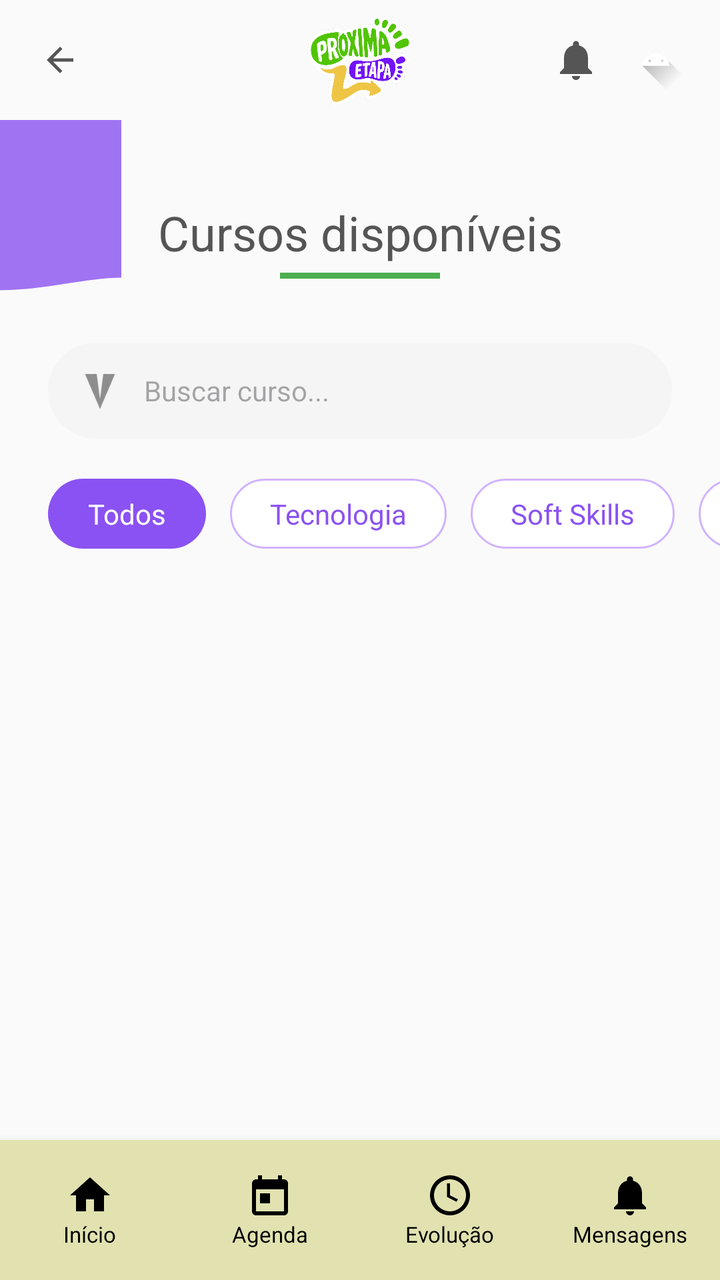
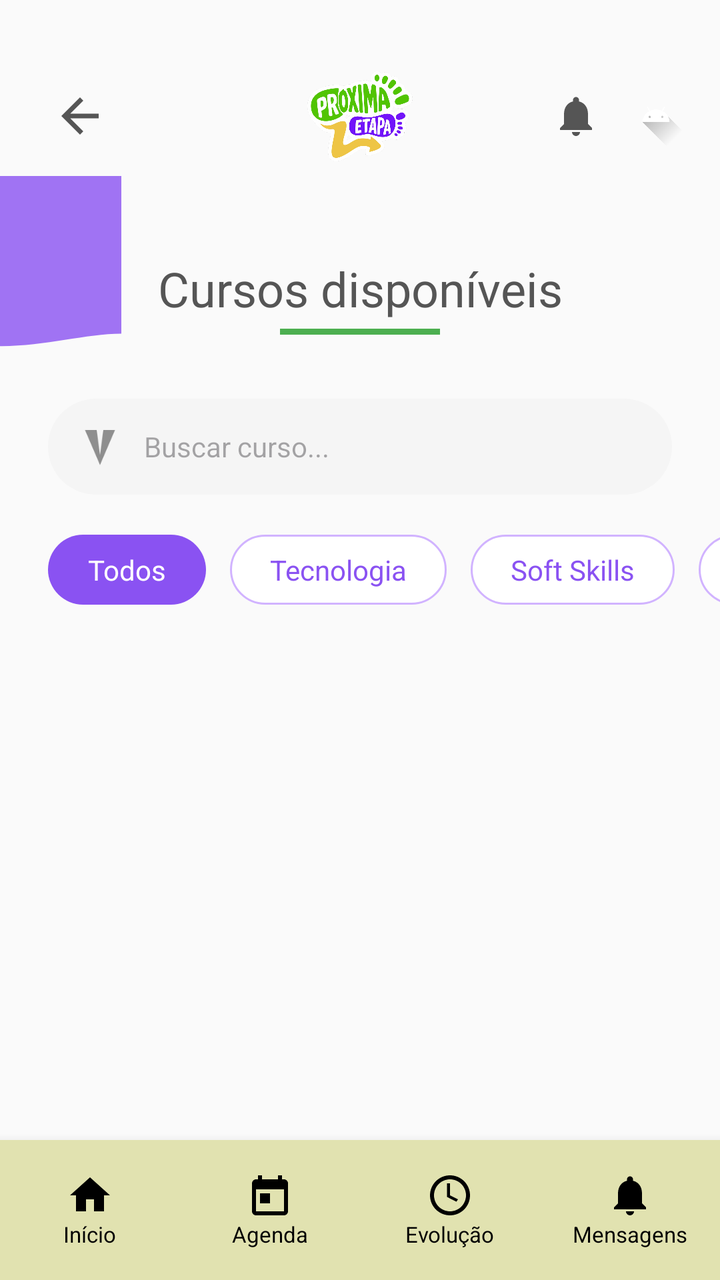

Before-and-after screenshots of an Android layout around one commit, followed by the original layout XML and the change that was made.
<!-- AndroidManifest.xml: application theme Theme.NextStepApp -->
<!-- res/layout/activity_cursos.xml -->
<?xml version="1.0" encoding="utf-8"?>
<androidx.constraintlayout.widget.ConstraintLayout xmlns:android="http://schemas.android.com/apk/res/android"
    xmlns:app="http://schemas.android.com/apk/res-auto"
    xmlns:tools="http://schemas.android.com/tools"
    android:layout_width="match_parent"
    android:layout_height="match_parent"
    android:background="#FAFAFA"
    tools:context=".ui.CursosActivity">

    
    <androidx.constraintlayout.widget.ConstraintLayout
        android:id="@+id/topBar"
        android:layout_width="match_parent"
        android:layout_height="60dp"
        android:paddingHorizontal="16dp"
        app:layout_constraintTop_toTopOf="parent">

        <ImageView
            android:id="@+id/btnBack"
            android:layout_width="28dp"
            android:layout_height="28dp"
            android:padding="4dp"
            android:src="@drawable/ic_back"
            app:layout_constraintBottom_toBottomOf="parent"
            app:layout_constraintStart_toStartOf="parent"
            app:layout_constraintTop_toTopOf="parent"
            app:tint="#555555" />

        <ImageView
            android:id="@+id/logoDetails"
            android:layout_width="110dp"
            android:layout_height="45dp"
            android:src="@drawable/logoproximaetapa"
            app:layout_constraintBottom_toBottomOf="parent"
            app:layout_constraintEnd_toEndOf="parent"
            app:layout_constraintStart_toStartOf="parent"
            app:layout_constraintTop_toTopOf="parent" />

        <ImageView
            android:id="@+id/btnNotification"
            android:layout_width="24dp"
            android:layout_height="24dp"
            android:layout_marginEnd="12dp"
            android:src="@drawable/ic_notifications"
            app:layout_constraintBottom_toBottomOf="parent"
            app:layout_constraintEnd_toStartOf="@id/btnProfile"
            app:layout_constraintTop_toTopOf="parent"
            app:tint="#555555" />

        <ImageView
            android:id="@+id/btnProfile"
            android:layout_width="32dp"
            android:layout_height="32dp"
            android:src="@drawable/ic_launcher_foreground"
            app:layout_constraintBottom_toBottomOf="parent"
            app:layout_constraintEnd_toEndOf="parent"
            app:layout_constraintTop_toTopOf="parent" />

    </androidx.constraintlayout.widget.ConstraintLayout>

    <ScrollView
        android:id="@+id/scrollCursos"
        android:layout_width="match_parent"
        android:layout_height="0dp"
        android:fillViewport="true"
        app:layout_constraintBottom_toTopOf="@id/bottomNavigation"
        app:layout_constraintTop_toBottomOf="@id/topBar">

        <androidx.constraintlayout.widget.ConstraintLayout
            android:layout_width="match_parent"
            android:layout_height="wrap_content"
            android:paddingBottom="24dp">

            
            <View
                android:id="@+id/purpleDecoration"
                android:layout_width="120dp"
                android:layout_height="120dp"
                android:layout_marginStart="-60dp"
                android:layout_marginTop="-20dp"
                android:alpha="0.8"
                android:background="@drawable/bg_home_header"
                app:layout_constraintStart_toStartOf="parent"
                app:layout_constraintTop_toTopOf="parent" />

            <TextView
                android:id="@+id/tvHeaderTitle"
                android:layout_width="wrap_content"
                android:layout_height="wrap_content"
                android:layout_marginTop="40dp"
                android:text="Cursos disponíveis"
                android:textColor="#555555"
                android:textSize="24sp"
                app:layout_constraintEnd_toEndOf="parent"
                app:layout_constraintStart_toStartOf="parent"
                app:layout_constraintTop_toTopOf="parent" />

            <View
                android:id="@+id/titleUnderline"
                android:layout_width="80dp"
                android:layout_height="3dp"
                android:layout_marginTop="4dp"
                android:background="#4CAF50"
                app:layout_constraintEnd_toEndOf="parent"
                app:layout_constraintStart_toStartOf="parent"
                app:layout_constraintTop_toBottomOf="@id/tvHeaderTitle" />

            
            <androidx.constraintlayout.widget.ConstraintLayout
                android:id="@+id/searchBar"
                android:layout_width="match_parent"
                android:layout_height="48dp"
                android:layout_marginHorizontal="24dp"
                android:layout_marginTop="32dp"
                android:background="@drawable/bg_search_bar"
                android:paddingHorizontal="16dp"
                app:layout_constraintTop_toBottomOf="@id/titleUnderline">

                <ImageView
                    android:id="@+id/icSearch"
                    android:layout_width="20dp"
                    android:layout_height="20dp"
                    android:src="@drawable/ic_send"
                    android:rotation="90"
                    app:layout_constraintBottom_toBottomOf="parent"
                    app:layout_constraintStart_toStartOf="parent"
                    app:layout_constraintTop_toTopOf="parent"
                    app:tint="#8E8E8E" />

                <EditText
                    android:id="@+id/etSearch"
                    android:layout_width="0dp"
                    android:layout_height="match_parent"
                    android:layout_marginStart="12dp"
                    android:background="@android:color/transparent"
                    android:hint="Buscar curso..."
                    android:textSize="14sp"
                    app:layout_constraintEnd_toEndOf="parent"
                    app:layout_constraintStart_toEndOf="@id/icSearch" />
            </androidx.constraintlayout.widget.ConstraintLayout>

            
            <HorizontalScrollView
                android:id="@+id/filterScroll"
                android:layout_width="match_parent"
                android:layout_height="wrap_content"
                android:layout_marginTop="20dp"
                android:scrollbars="none"
                app:layout_constraintTop_toBottomOf="@id/searchBar">

                <LinearLayout
                    android:layout_width="wrap_content"
                    android:layout_height="wrap_content"
                    android:orientation="horizontal"
                    android:paddingHorizontal="24dp">

                    <TextView
                        android:id="@+id/filterTodos"
                        android:layout_width="wrap_content"
                        android:layout_height="wrap_content"
                        android:background="@drawable/bg_filter_selected"
                        android:paddingHorizontal="20dp"
                        android:paddingVertical="8dp"
                        android:text="Todos"
                        android:textColor="@color/white" />

                    <TextView
                        android:id="@+id/filterTecnologia"
                        android:layout_width="wrap_content"
                        android:layout_height="wrap_content"
                        android:layout_marginStart="12dp"
                        android:background="@drawable/bg_filter_unselected"
                        android:paddingHorizontal="20dp"
                        android:paddingVertical="8dp"
                        android:text="Tecnologia"
                        android:textColor="@color/purple_primary" />

                    <TextView
                        android:id="@+id/filterSoftSkills"
                        android:layout_width="wrap_content"
                        android:layout_height="wrap_content"
                        android:layout_marginStart="12dp"
                        android:background="@drawable/bg_filter_unselected"
                        android:paddingHorizontal="20dp"
                        android:paddingVertical="8dp"
                        android:text="Soft Skills"
                        android:textColor="@color/purple_primary" />

                    <TextView
                        android:id="@+id/filterNegocios"
                        android:layout_width="wrap_content"
                        android:layout_height="wrap_content"
                        android:layout_marginStart="12dp"
                        android:background="@drawable/bg_filter_unselected"
                        android:paddingHorizontal="20dp"
                        android:paddingVertical="8dp"
                        android:text="Negócios"
                        android:textColor="@color/purple_primary" />
                </LinearLayout>
            </HorizontalScrollView>

            <androidx.recyclerview.widget.RecyclerView
                android:id="@+id/rvCursos"
                android:layout_width="match_parent"
                android:layout_height="wrap_content"
                android:layout_marginTop="16dp"
                android:paddingHorizontal="16dp"
                app:layout_constraintTop_toBottomOf="@id/filterScroll"
                tools:listitem="@layout/item_curso" />

            <ProgressBar
                android:id="@+id/progressCursos"
                android:layout_width="wrap_content"
                android:layout_height="wrap_content"
                android:visibility="gone"
                app:layout_constraintBottom_toBottomOf="parent"
                app:layout_constraintEnd_toEndOf="parent"
                app:layout_constraintStart_toStartOf="parent"
                app:layout_constraintTop_toBottomOf="@id/filterScroll" />

        </androidx.constraintlayout.widget.ConstraintLayout>
    </ScrollView>

    
    <LinearLayout
        android:id="@+id/bottomNavigation"
        android:layout_width="match_parent"
        android:layout_height="70dp"
        android:background="#E1E2B0"
        android:elevation="8dp"
        android:orientation="horizontal"
        app:layout_constraintBottom_toBottomOf="parent">

        <LinearLayout
            android:id="@+id/nav_inicio"
            android:layout_width="0dp"
            android:layout_height="match_parent"
            android:layout_weight="1"
            android:clickable="true"
            android:focusable="true"
            android:foreground="?attr/selectableItemBackground"
            android:gravity="center"
            android:orientation="vertical">
            <ImageView android:layout_width="24dp" android:layout_height="24dp" android:src="@drawable/ic_home" app:tint="@color/black" />
            <TextView android:layout_width="wrap_content" android:layout_height="wrap_content" android:text="Início" android:textColor="@color/black" android:textSize="11sp" />
        </LinearLayout>

        <LinearLayout
            android:id="@+id/nav_agenda"
            android:layout_width="0dp"
            android:layout_height="match_parent"
            android:layout_weight="1"
            android:clickable="true"
            android:focusable="true"
            android:foreground="?attr/selectableItemBackground"
            android:gravity="center"
            android:orientation="vertical">
            <ImageView android:layout_width="24dp" android:layout_height="24dp" android:src="@drawable/ic_calendar" app:tint="@color/black" />
            <TextView android:layout_width="wrap_content" android:layout_height="wrap_content" android:text="Agenda" android:textColor="@color/black" android:textSize="11sp" />
        </LinearLayout>

        <LinearLayout
            android:id="@+id/nav_evolucao"
            android:layout_width="0dp"
            android:layout_height="match_parent"
            android:layout_weight="1"
            android:clickable="true"
            android:focusable="true"
            android:foreground="?attr/selectableItemBackground"
            android:gravity="center"
            android:orientation="vertical">
            <ImageView android:layout_width="24dp" android:layout_height="24dp" android:src="@drawable/ic_presence" app:tint="@color/black" />
            <TextView android:layout_width="wrap_content" android:layout_height="wrap_content" android:text="Evolução" android:textColor="@color/black" android:textSize="11sp" />
        </LinearLayout>

        <LinearLayout
            android:id="@+id/nav_mensagens"
            android:layout_width="0dp"
            android:layout_height="match_parent"
            android:layout_weight="1"
            android:clickable="true"
            android:focusable="true"
            android:foreground="?attr/selectableItemBackground"
            android:gravity="center"
            android:orientation="vertical">
            <ImageView android:layout_width="24dp" android:layout_height="24dp" android:src="@drawable/ic_notifications" app:tint="@color/black" />
            <TextView android:layout_width="wrap_content" android:layout_height="wrap_content" android:text="Mensagens" android:textColor="@color/black" android:textSize="11sp" />
        </LinearLayout>

    </LinearLayout>

</androidx.constraintlayout.widget.ConstraintLayout>
<!-- res/layout/item_curso.xml (included above) -->
<?xml version="1.0" encoding="utf-8"?>
<com.google.android.material.card.MaterialCardView xmlns:android="http://schemas.android.com/apk/res/android"
    xmlns:app="http://schemas.android.com/apk/res-auto"
    android:id="@+id/cardCursoItem"
    android:layout_width="match_parent"
    android:layout_height="wrap_content"
    android:layout_marginHorizontal="4dp"
    android:layout_marginVertical="8dp"
    android:clickable="true"
    android:focusable="true"
    android:foreground="?attr/selectableItemBackground"
    app:cardCornerRadius="12dp"
    app:cardElevation="2dp"
    app:strokeColor="#E0D6F3"
    app:strokeWidth="1dp">

    <androidx.constraintlayout.widget.ConstraintLayout
        android:layout_width="match_parent"
        android:layout_height="wrap_content"
        android:padding="12dp">

        
        <View
            android:id="@+id/iconBackground"
            android:layout_width="50dp"
            android:layout_height="50dp"
            android:background="@drawable/light_purple_circle"
            app:layout_constraintStart_toStartOf="parent"
            app:layout_constraintTop_toTopOf="parent" />

        <ImageView
            android:id="@+id/ivIconCurso"
            android:layout_width="28dp"
            android:layout_height="28dp"
            android:src="@drawable/ic_courses"
            app:layout_constraintBottom_toBottomOf="@id/iconBackground"
            app:layout_constraintEnd_toEndOf="@id/iconBackground"
            app:layout_constraintStart_toStartOf="@id/iconBackground"
            app:layout_constraintTop_toTopOf="@id/iconBackground"
            app:tint="@color/purple_primary" />

        
        <TextView
            android:id="@+id/tvNomeCurso"
            android:layout_width="0dp"
            android:layout_height="wrap_content"
            android:layout_marginStart="12dp"
            android:layout_marginEnd="8dp"
            android:text="Introdução à Programação Mobile"
            android:textColor="#3F3745"
            android:textSize="16sp"
            android:textStyle="bold"
            app:layout_constraintEnd_toStartOf="@+id/tvBadgeStatus"
            app:layout_constraintStart_toEndOf="@id/iconBackground"
            app:layout_constraintTop_toTopOf="parent" />

        <TextView
            android:id="@+id/tvDescricaoCurso"
            android:layout_width="0dp"
            android:layout_height="wrap_content"
            android:layout_marginTop="4dp"
            android:text="Aprenda os conceitos básicos de desenvolvimento mobile e crie seu primeiro aplicativo."
            android:textColor="#666666"
            android:textSize="13sp"
            app:layout_constraintEnd_toStartOf="@+id/ivChevron"
            app:layout_constraintStart_toStartOf="@id/tvNomeCurso"
            app:layout_constraintTop_toBottomOf="@id/tvNomeCurso" />

        
        <TextView
            android:id="@+id/tvBadgeStatus"
            android:layout_width="wrap_content"
            android:layout_height="wrap_content"
            android:background="@drawable/light_green_circle"
            android:paddingHorizontal="8dp"
            android:paddingVertical="4dp"
            android:text="Inscrições abertas"
            android:textColor="#2E7D32"
            android:textSize="11sp"
            android:textStyle="bold"
            app:layout_constraintEnd_toEndOf="parent"
            app:layout_constraintTop_toTopOf="parent" />

        
        <ImageView
            android:id="@+id/ivChevron"
            android:layout_width="20dp"
            android:layout_height="20dp"
            android:src="@drawable/ic_chevron_right"
            app:layout_constraintBottom_toBottomOf="@id/tvDescricaoCurso"
            app:layout_constraintEnd_toEndOf="parent"
            app:layout_constraintTop_toTopOf="@id/tvNomeCurso"
            app:tint="#2E7D32" />

        
        <View
            android:id="@+id/innerDivider"
            android:layout_width="0dp"
            android:layout_height="1dp"
            android:layout_marginTop="12dp"
            android:background="#F0F0F0"
            app:layout_constraintEnd_toEndOf="parent"
            app:layout_constraintStart_toStartOf="parent"
            app:layout_constraintTop_toBottomOf="@id/tvDescricaoCurso" />

        
        <LinearLayout
            android:layout_width="match_parent"
            android:layout_height="wrap_content"
            android:layout_marginTop="12dp"
            android:gravity="center_vertical"
            android:orientation="horizontal"
            app:layout_constraintTop_toBottomOf="@id/innerDivider">

            
            <LinearLayout
                android:layout_width="0dp"
                android:layout_height="wrap_content"
                android:layout_weight="1"
                android:gravity="center_vertical"
                android:orientation="horizontal">
                <ImageView android:layout_width="32dp" android:layout_height="32dp" android:src="@drawable/ic_calendar" android:background="@drawable/light_purple_circle" android:padding="8dp" app:tint="@color/purple_primary"/>
                <LinearLayout android:layout_width="wrap_content" android:layout_height="wrap_content" android:orientation="vertical" android:layout_marginStart="6dp">
                    <TextView android:layout_width="wrap_content" android:layout_height="wrap_content" android:text="DATA" android:textSize="9sp" android:textColor="#8E8E8E"/>
                    <TextView android:id="@+id/tvDataCurso" android:layout_width="wrap_content" android:layout_height="wrap_content" android:text="25 de Abril" android:textSize="12sp" android:textStyle="bold" android:textColor="#3F3745"/>
                </LinearLayout>
            </LinearLayout>

            
            <LinearLayout
                android:layout_width="0dp"
                android:layout_height="wrap_content"
                android:layout_weight="1.2"
                android:gravity="center_vertical"
                android:orientation="horizontal">
                <ImageView android:layout_width="32dp" android:layout_height="32dp" android:src="@drawable/ic_presence" android:background="@drawable/light_green_circle" android:padding="8dp" app:tint="#2E7D32"/>
                <LinearLayout android:layout_width="wrap_content" android:layout_height="wrap_content" android:orientation="vertical" android:layout_marginStart="6dp">
                    <TextView android:layout_width="wrap_content" android:layout_height="wrap_content" android:text="LOCAL" android:textSize="9sp" android:textColor="#8E8E8E"/>
                    <TextView android:id="@+id/tvLocalCurso" android:layout_width="wrap_content" android:layout_height="wrap_content" android:text="USP - Butantã" android:textSize="12sp" android:textStyle="bold" android:textColor="#3F3745"/>
                </LinearLayout>
            </LinearLayout>

            
            <LinearLayout
                android:layout_width="0dp"
                android:layout_height="wrap_content"
                android:layout_weight="0.8"
                android:gravity="center_vertical"
                android:orientation="horizontal">
                <ImageView android:layout_width="32dp" android:layout_height="32dp" android:src="@drawable/ic_home" android:background="@drawable/light_yellow_circle" android:padding="8dp" app:tint="#FBC02D"/>
                <LinearLayout android:layout_width="wrap_content" android:layout_height="wrap_content" android:orientation="vertical" android:layout_marginStart="6dp">
                    <TextView android:layout_width="wrap_content" android:layout_height="wrap_content" android:text="VAGAS" android:textSize="9sp" android:textColor="#8E8E8E"/>
                    <TextView android:id="@+id/tvVagasCurso" android:layout_width="wrap_content" android:layout_height="wrap_content" android:text="25/30" android:textSize="12sp" android:textStyle="bold" android:textColor="#3F3745"/>
                </LinearLayout>
            </LinearLayout>

        </LinearLayout>

    </androidx.constraintlayout.widget.ConstraintLayout>

</com.google.android.material.card.MaterialCardView>
<!-- resources referenced by this layout -->
<resources>
  <color name="black">#FF000000</color>
  <color name="purple_primary">#8A52F2</color>
  <color name="white">#FFFFFFFF</color>
  <!-- drawable bg_filter_selected (drawable) -->
  <?xml version="1.0" encoding="utf-8"?>
  <shape xmlns:android="http://schemas.android.com/apk/res/android">
      <solid android:color="@color/purple_primary" />
      <corners android:radius="20dp" />
  </shape>
  <!-- drawable bg_filter_unselected (drawable) -->
  <?xml version="1.0" encoding="utf-8"?>
  <shape xmlns:android="http://schemas.android.com/apk/res/android">
      <solid android:color="@color/white" />
      <stroke android:width="1dp" android:color="#D1B3FF" />
      <corners android:radius="20dp" />
  </shape>
  <!-- drawable bg_home_header (drawable) -->
  <?xml version="1.0" encoding="utf-8"?>
  <vector xmlns:android="http://schemas.android.com/apk/res/android"
      android:width="412dp"
      android:height="220dp"
      android:viewportWidth="412"
      android:viewportHeight="220">
      <path
          android:fillColor="@color/purple_primary"
          android:pathData="M0,0 H412 V180 C300,180 150,220 0,150 Z" />
  </vector>
  <!-- drawable bg_search_bar (drawable) -->
  <?xml version="1.0" encoding="utf-8"?>
  <shape xmlns:android="http://schemas.android.com/apk/res/android">
      <solid android:color="#F5F5F5" />
      <corners android:radius="24dp" />
  </shape>
  <!-- drawable ic_back (drawable) -->
  <vector xmlns:android="http://schemas.android.com/apk/res/android"
      android:width="24dp"
      android:height="24dp"
      android:viewportWidth="24"
      android:viewportHeight="24">
      <path
          android:fillColor="#FF000000"
          android:pathData="M20,11H7.83l5.59,-5.59L12,4l-8,8 8,8 1.41,-1.41L7.83,13H20v-2z" />
  </vector>
  <!-- drawable ic_chevron_right (drawable) -->
  <vector xmlns:android="http://schemas.android.com/apk/res/android"
      android:width="24dp"
      android:height="24dp"
      android:viewportWidth="24"
      android:viewportHeight="24">
      <path
          android:fillColor="#FF000000"
          android:pathData="M10,6L8.59,7.41L13.17,12L8.59,16.59L10,18L16,12L10,6Z" />
  </vector>
  <!-- drawable ic_home (drawable) -->
  <vector xmlns:android="http://schemas.android.com/apk/res/android"
      android:width="24dp"
      android:height="24dp"
      android:viewportWidth="24"
      android:viewportHeight="24">
      <path
          android:fillColor="#FF000000"
          android:pathData="M10,20V14H14V20H19V12H22L12,3L2,12H5V20H10Z" />
  </vector>
  <!-- drawable ic_send (drawable) -->
  <vector xmlns:android="http://schemas.android.com/apk/res/android"
      android:width="24dp"
      android:height="24dp"
      android:viewportWidth="24"
      android:viewportHeight="24">
      <path
          android:fillColor="#FF000000"
          android:pathData="M2.01,21L23,12L2.01,3L2,10L17,12L2,14L2.01,21Z" />
  </vector>
  <!-- drawable light_green_circle (drawable) -->
  <?xml version="1.0" encoding="utf-8"?>
  <shape xmlns:android="http://schemas.android.com/apk/res/android"
      android:shape="oval">
      <solid android:color="#E8F5E9" />
  </shape>
  <!-- drawable light_purple_circle (drawable) -->
  <?xml version="1.0" encoding="utf-8"?>
  <shape xmlns:android="http://schemas.android.com/apk/res/android"
      android:shape="oval">
      <solid android:color="#F3E5F5" />
  </shape>
  <!-- drawable light_yellow_circle (drawable) -->
  <?xml version="1.0" encoding="utf-8"?>
  <shape xmlns:android="http://schemas.android.com/apk/res/android"
      android:shape="oval">
      <solid android:color="#FFF9C4" />
  </shape>
  <style name="Theme.NextStepApp" parent="Base.Theme.NextStepApp" />
  <style name="Base.Theme.NextStepApp" parent="Theme.Material3.DayNight.NoActionBar">
          
          
      </style>
  <!-- unchanged entries left out for length: 6 -->
</resources>

<!-- the commit's change to res/layout/activity_cursos.xml (unified diff, before → after) -->
@@ -5,6 +5,7 @@
     android:layout_width="match_parent"
     android:layout_height="match_parent"
     android:background="#FAFAFA"
+    android:fitsSystemWindows="true"
     tools:context=".ui.CursosActivity">
 
     
@@ -12,14 +13,21 @@
         android:id="@+id/topBar"
         android:layout_width="match_parent"
         android:layout_height="60dp"
+        android:layout_marginTop="28dp"
+        android:elevation="10dp"
         android:paddingHorizontal="16dp"
         app:layout_constraintTop_toTopOf="parent">
 
         <ImageView
             android:id="@+id/btnBack"
-            android:layout_width="28dp"
-            android:layout_height="28dp"
-            android:padding="4dp"
+            android:layout_width="48dp"
+            android:layout_height="48dp"
+            android:contentDescription="Voltar"
+            android:padding="10dp"
+            android:clickable="true"
+            android:focusable="true"
+            android:elevation="12dp"
+            android:background="?attr/selectableItemBackgroundBorderless"
             android:src="@drawable/ic_back"
             app:layout_constraintBottom_toBottomOf="parent"
             app:layout_constraintStart_toStartOf="parent"
